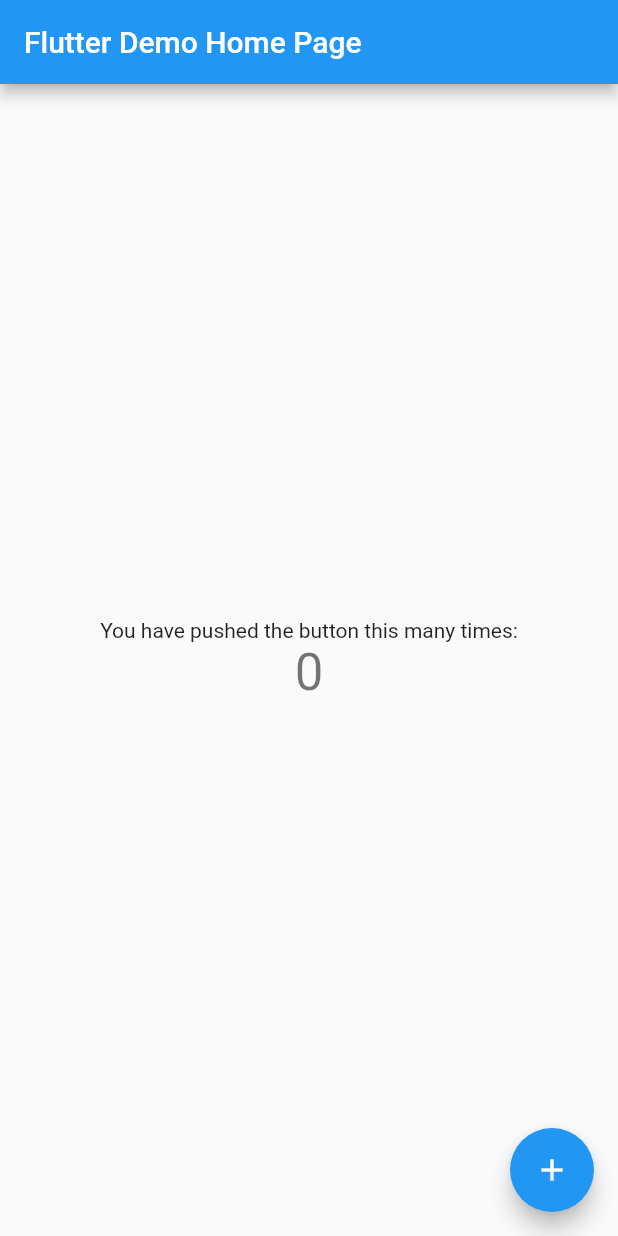
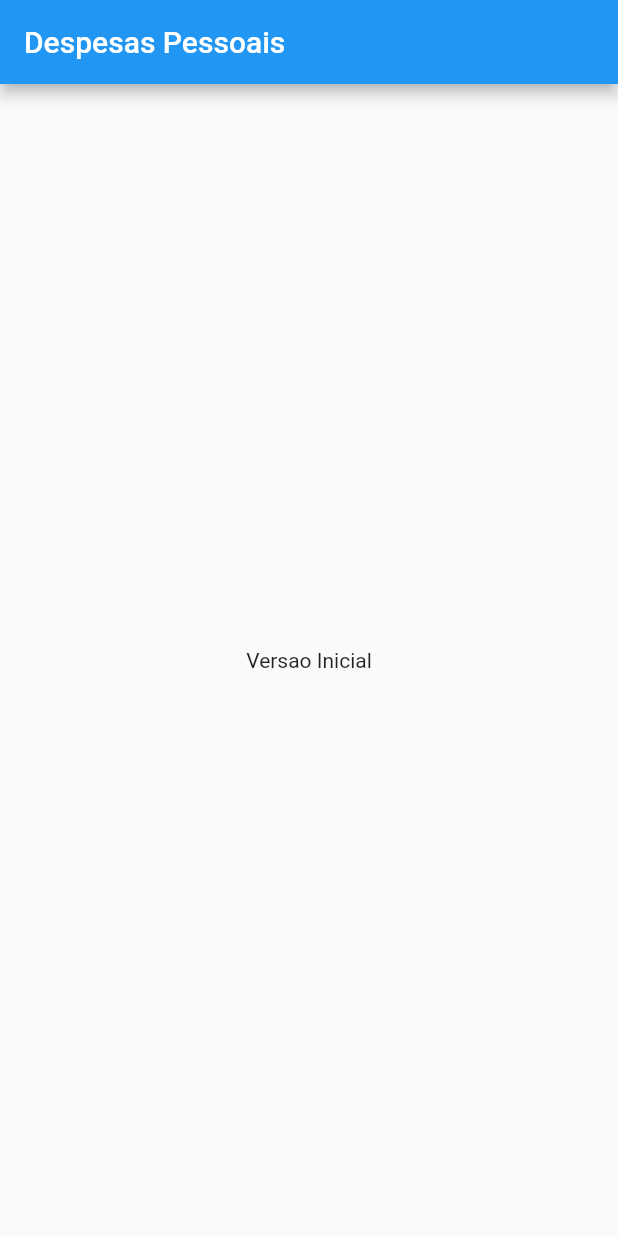
Before and after one commit to ZeusMoreira/expenses, a Flutter app: the screen it shows after launch, on a phone screen of 412 x 824 dp. Run offline on Flutter 3.47's test engine with Material 2 defaults, Android fonts, the phone set to English and light mode, and no system bars.

Commit message:
Versao inicial do app

```diff
--- a/lib/main.dart
+++ b/lib/main.dart
@@ -1,115 +1,32 @@
 import 'package:flutter/material.dart';
 
-void main() {
-  runApp(const MyApp());
-}
+main() => runApp(const ExpensesApp());
 
-class MyApp extends StatelessWidget {
-  const MyApp({Key? key}) : super(key: key);
+// Inicio da aplicação, aqui chamaremos o MaterialApp e a MyHomePage
+class ExpensesApp extends StatelessWidget {
+  const ExpensesApp({Key? key}) : super(key: key);
 
-  // This widget is the root of your application.
   @override
   Widget build(BuildContext context) {
-    return MaterialApp(
-      title: 'Flutter Demo',
-      theme: ThemeData(
-        // This is the theme of your application.
-        //
-        // Try running your application with "flutter run". You'll see the
-        // application has a blue toolbar. Then, without quitting the app, try
-        // changing the primarySwatch below to Colors.green and then invoke
-        // "hot reload" (press "r" in the console where you ran "flutter run",
-        // or simply save your changes to "hot reload" in a Flutter IDE).
-        // Notice that the counter didn't reset back to zero; the application
-        // is not restarted.
-        primarySwatch: Colors.blue,
-      ),
-      home: const MyHomePage(title: 'Flutter Demo Home Page'),
+    return const MaterialApp(
+      home: MyHomePage(),
     );
   }
 }
 
-class MyHomePage extends StatefulWidget {
-  const MyHomePage({Key? key, required this.title}) : super(key: key);
-
-  // This widget is the home page of your application. It is stateful, meaning
-  // that it has a State object (defined below) that contains fields that affect
-  // how it looks.
-
-  // This class is the configuration for the state. It holds the values (in this
-  // case the title) provided by the parent (in this case the App widget) and
-  // used by the build method of the State. Fields in a Widget subclass are
-  // always marked "final".
-
-  final String title;
-
-  @override
-  State<MyHomePage> createState() => _MyHomePageState();
-}
-
-class _MyHomePageState extends State<MyHomePage> {
-  int _counter = 0;
-
-  void _incrementCounter() {
-    setState(() {
-      // This call to setState tells the Flutter framework that something has
-      // changed in this State, which causes it to rerun the build method below
-      // so that the display can reflect the updated values. If we changed
-      // _counter without calling setState(), then the build method would not be
-      // called again, and so nothing would appear to happen.
-      _counter++;
-    });
-  }
+// Aqui definimos nossa MyHomePage inicial
+class MyHomePage extends StatelessWidget {
+  const MyHomePage({Key? key}) : super(key: key);
 
   @override
   Widget build(BuildContext context) {
-    // This method is rerun every time setState is called, for instance as done
-    // by the _incrementCounter method above.
-    //
-    // The Flutter framework has been optimized to make rerunning build methods
-    // fast, so that you can just rebuild anything that needs updating rather
-    // than having to individually change instances of widgets.
     return Scaffold(
       appBar: AppBar(
-        // Here we take the value from the MyHomePage object that was created by
-        // the App.build method, and use it to set our appbar title.
-        title: Text(widget.title),
+        title: const Text('Despesas Pessoais'),
       ),
-      body: Center(
-        // Center is a layout widget. It takes a single child and positions it
-        // in the middle of the parent.
-        child: Column(
-          // Column is also a layout widget. It takes a list of children and
-          // arranges them vertically. By default, it sizes itself to fit its
-          // children horizontally, and tries to be as tall as its parent.
-          //
-          // Invoke "debug painting" (press "p" in the console, choose the
-          // "Toggle Debug Paint" action from the Flutter Inspector in Android
-          // Studio, or the "Toggle Debug Paint" command in Visual Studio Code)
-          // to see the wireframe for each widget.
-          //
-          // Column has various properties to control how it sizes itself and
-          // how it positions its children. Here we use mainAxisAlignment to
-          // center the children vertically; the main axis here is the vertical
-          // axis because Columns are vertical (the cross axis would be
-          // horizontal).
-          mainAxisAlignment: MainAxisAlignment.center,
-          children: <Widget>[
-            const Text(
-              'You have pushed the button this many times:',
-            ),
-            Text(
-              '$_counter',
-              style: Theme.of(context).textTheme.headline4,
-            ),
-          ],
+      body: const Center(
+        child: Text('Versao Inicial'),
         ),
-      ),
-      floatingActionButton: FloatingActionButton(
-        onPressed: _incrementCounter,
-        tooltip: 'Increment',
-        child: const Icon(Icons.add),
-      ), // This trailing comma makes auto-formatting nicer for build methods.
     );
   }
 }
```
Also changed, not shown: 1 other file.
